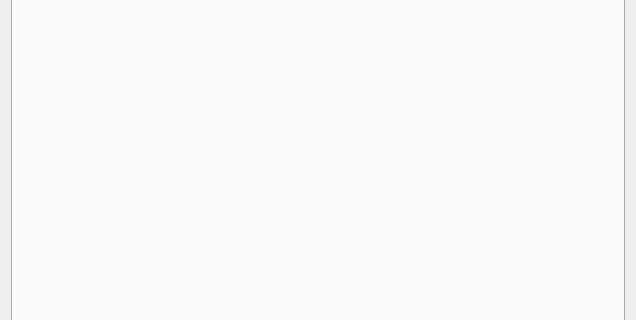
Above: src/deviceDetailsDialog.ui from christophe-calmejane/Hive before the change; both pictures show x 0 to 636 and y 115 to 435 of the 636 by 553 pixel window. Below: the same form after it.
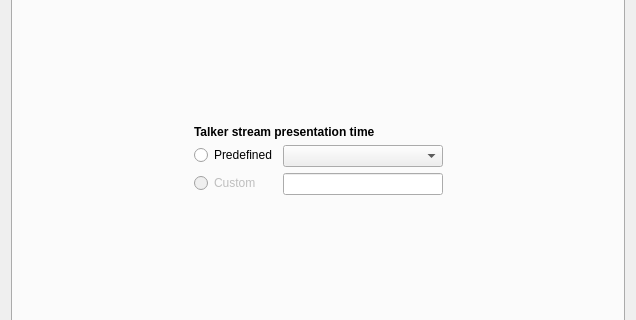
That is the form after the change. The open tabs and pages were chosen to show the change.

Commit message: Implement deviceDetailsDialog tab 'Latency' contents

What changed in the file:
```diff
--- a/src/deviceDetailsDialog.ui
+++ b/src/deviceDetailsDialog.ui
@@ -186,6 +186,117 @@
       <attribute name="title">
        <string>Latency</string>
       </attribute>
+      <layout class="QHBoxLayout" name="horizontalLayout_3">
+       <item>
+        <spacer name="horizontalSpacer_4">
+         <property name="orientation">
+          <enum>Qt::Horizontal</enum>
+         </property>
+         <property name="sizeHint" stdset="0">
+          <size>
+           <width>40</width>
+           <height>20</height>
+          </size>
+         </property>
+        </spacer>
+       </item>
+       <item>
+        <layout class="QVBoxLayout" name="verticalLayout_5">
+         <item>
+          <spacer name="verticalSpacer_4">
+           <property name="orientation">
+            <enum>Qt::Vertical</enum>
+           </property>
+           <property name="sizeHint" stdset="0">
+            <size>
+             <width>20</width>
+             <height>40</height>
+            </size>
+           </property>
+          </spacer>
+         </item>
+         <item>
+          <widget class="QLabel" name="label_Info">
+           <property name="font">
+            <font>
+             <weight>75</weight>
+             <bold>true</bold>
+            </font>
+           </property>
+           <property name="text">
+            <string>Talker stream presentation time</string>
+           </property>
+          </widget>
+         </item>
+         <item>
+          <layout class="QFormLayout" name="formLayout_3">
+           <item row="1" column="1">
+            <widget class="QLineEdit" name="lineEdit_CustomPT">
+             <property name="minimumSize">
+              <size>
+               <width>160</width>
+               <height>0</height>
+              </size>
+             </property>
+             <property name="readOnly">
+              <bool>true</bool>
+             </property>
+            </widget>
+           </item>
+           <item row="1" column="0">
+            <widget class="QRadioButton" name="radioButton_CustomPT">
+             <property name="enabled">
+              <bool>false</bool>
+             </property>
+             <property name="text">
+              <string>Custom</string>
+             </property>
+             <property name="checkable">
+              <bool>true</bool>
+             </property>
+            </widget>
+           </item>
+           <item row="0" column="0">
+            <widget class="QRadioButton" name="radioButton_PredefinedPT">
+             <property name="text">
+              <string>Predefined</string>
+             </property>
+            </widget>
+           </item>
+           <item row="0" column="1">
+            <widget class="QComboBox" name="comboBox_PredefinedPT"/>
+           </item>
+          </layout>
+         </item>
+         <item>
+          <spacer name="verticalSpacer_6">
+           <property name="orientation">
+            <enum>Qt::Vertical</enum>
+           </property>
+           <property name="sizeHint" stdset="0">
+            <size>
+             <width>20</width>
+             <height>40</height>
+            </size>
+           </property>
+          </spacer>
+         </item>
+        </layout>
+       </item>
+       <item>
+        <spacer name="horizontalSpacer_5">
+         <property name="orientation">
+          <enum>Qt::Horizontal</enum>
+         </property>
+         <property name="sizeHint" stdset="0">
+          <size>
+           <width>40</width>
+           <height>20</height>
+          </size>
+         </property>
+        </spacer>
+       </item>
+      </layout>
      </widget>
      <widget class="QWidget" name="tab_3">
       <attribute name="title">
```
The commit also changes 4 other files.
